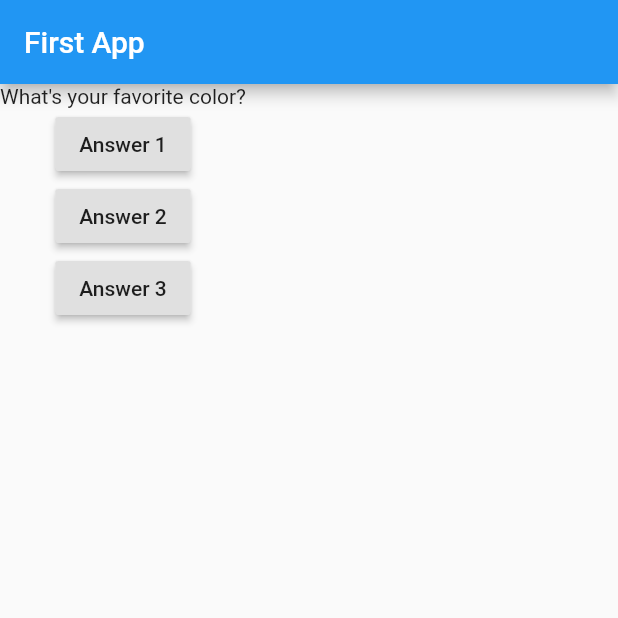
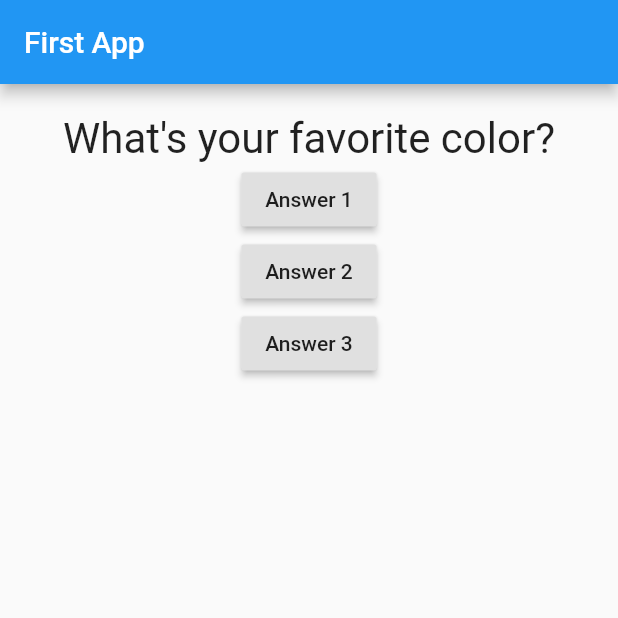
Before and after one commit to abayo-luc/flutter_app_1, a Flutter app: the screen it shows after launch, on a phone screen of 412 x 824 dp, the top half of it. Run offline on Flutter 3.47's test engine with Material 2 defaults, Android fonts, the phone set to English and light mode, and no system bars.

Commit message:
:sparkles: styled question widget (#5)

```diff
--- a/lib/question.dart
+++ b/lib/question.dart
@@ -5,6 +5,14 @@ class Question extends StatelessWidget {
   Question(this.questionText);
   @override
   Widget build(BuildContext context) {
-    return Text(questionText);
+    return Container(
+      width: double.infinity,
+      margin: EdgeInsets.only(top: 20),
+      child: Text(
+        questionText,
+        style: TextStyle(fontSize: 28),
+        textAlign: TextAlign.center,
+      ),
+    );
   }
 }
```
